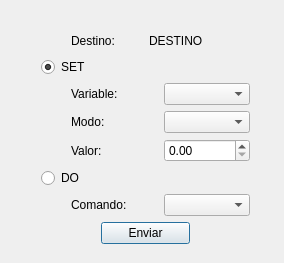
Qt form comandar.ui (arukagiri/interfazLAC) before a commit.
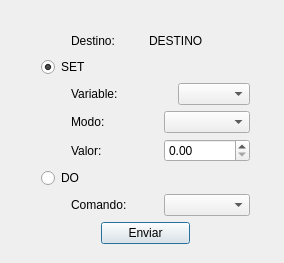
The same form after that commit.

Patch:
```diff
--- a/comandar.ui
+++ b/comandar.ui
@@ -126,6 +126,12 @@
         </item>
         <item>
          <widget class="QLabel" name="label_3">
+          <property name="sizePolicy">
+           <sizepolicy hsizetype="Preferred" vsizetype="Preferred">
+            <horstretch>0</horstretch>
+            <verstretch>0</verstretch>
+           </sizepolicy>
+          </property>
           <property name="text">
            <string>Variable:</string>
           </property>
@@ -133,6 +139,12 @@
         </item>
         <item>
          <widget class="QComboBox" name="list_VARIABLE">
+          <property name="sizePolicy">
+           <sizepolicy hsizetype="Fixed" vsizetype="Fixed">
+            <horstretch>0</horstretch>
+            <verstretch>0</verstretch>
+           </sizepolicy>
+          </property>
           <property name="mouseTracking">
            <bool>false</bool>
           </property>
```
Left out of the diff: 45 changed lines with no effect on the pictures.
